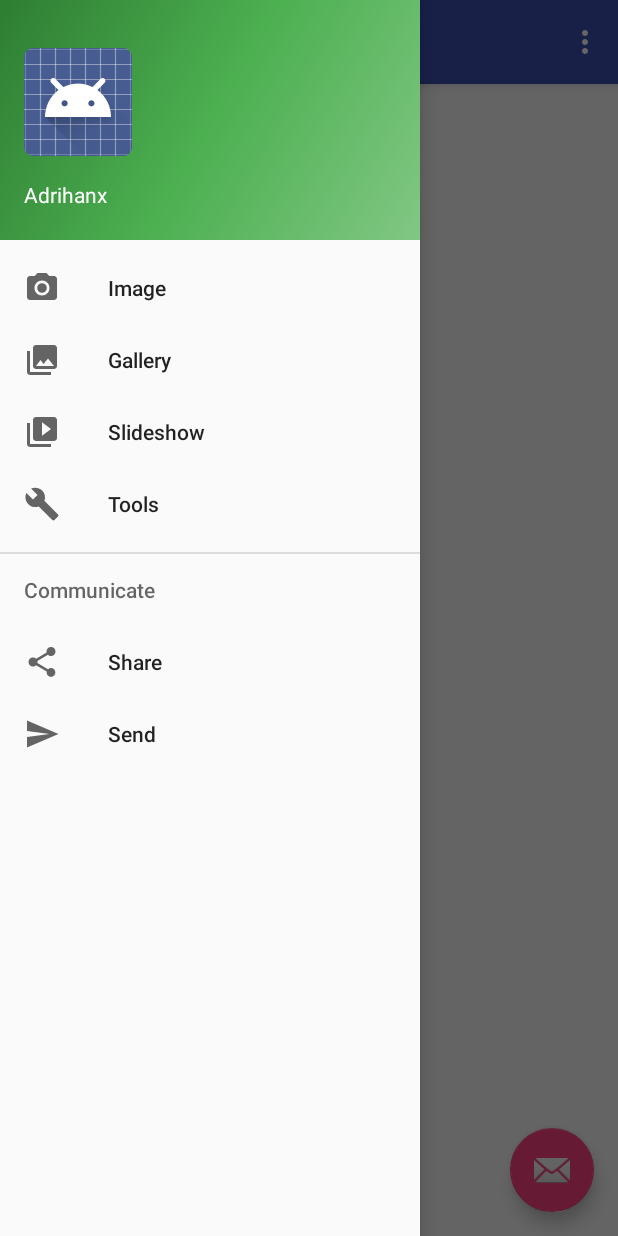
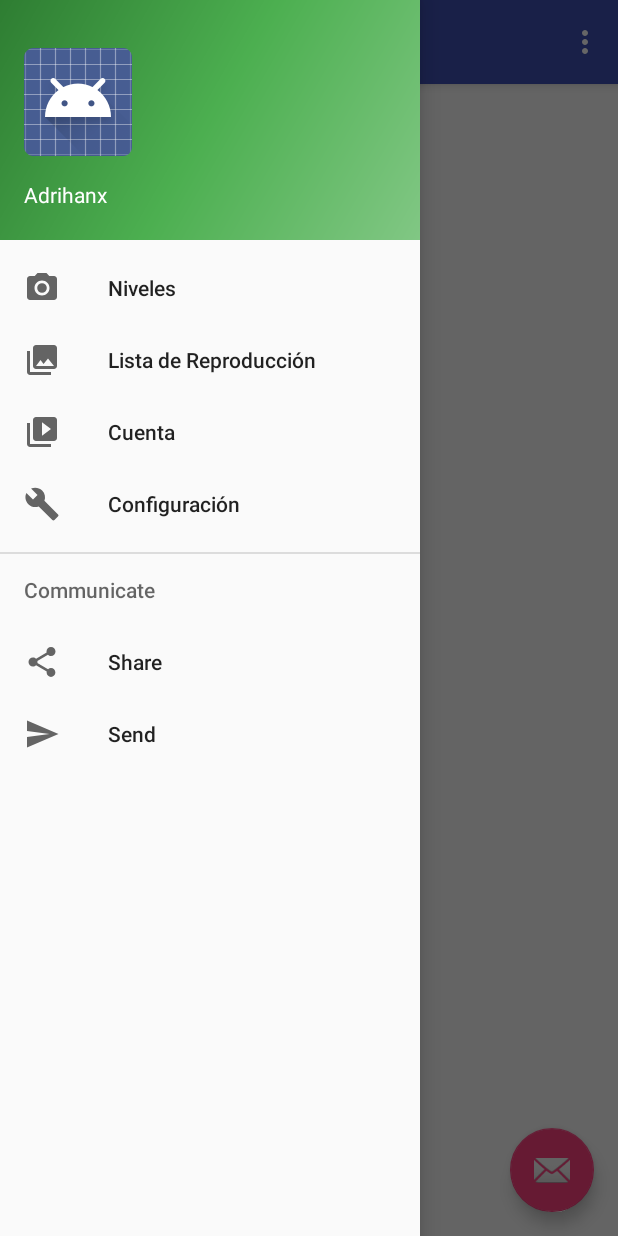
Before and after one commit to Adrihanx/BookRunningAlpha, an Android app: the screen it shows after launch (MainActivity), with the side drawer open, on a phone screen of 412 x 824 dp. Run offline under Robolectric (Android 15) with nearby library versions, the phone set to English and light mode, and no system bars.

Commit message:
AdrxK: Cambio de los nombes del navegador de interfaz

```diff
--- a/app/src/main/res/layout/nav_header_main.xml
+++ b/app/src/main/res/layout/nav_header_main.xml
@@ -23,13 +23,13 @@
         android:layout_width="match_parent"
         android:layout_height="wrap_content"
         android:paddingTop="@dimen/nav_header_vertical_spacing"
-        android:text="Adrihanx"
+        android:text="@string/adrihanx"
         android:textAppearance="@style/TextAppearance.AppCompat.Body1" />
 
     <TextView
         android:id="@+id/textView"
         android:layout_width="wrap_content"
         android:layout_height="wrap_content"
-        android:text="adrihanx@gmail.com" />
+        android:text="@string/adrihanx_gmail_com" />
 
 </LinearLayout>
--- a/app/src/main/res/menu/activity_main_drawer.xml
+++ b/app/src/main/res/menu/activity_main_drawer.xml
@@ -3,21 +3,21 @@
 
     <group android:checkableBehavior="single">
         <item
-            android:id="@+id/nav_camera"
+            android:id="@+id/nav_nivel"
             android:icon="@drawable/ic_menu_camera"
-            android:title="Image" />
+            android:title="Niveles" />
         <item
-            android:id="@+id/nav_gallery"
+            android:id="@+id/nav_playlist"
             android:icon="@drawable/ic_menu_gallery"
-            android:title="Gallery" />
+            android:title="Lista de Reproducción" />
         <item
-            android:id="@+id/nav_slideshow"
+            android:id="@+id/nav_cuenta"
             android:icon="@drawable/ic_menu_slideshow"
-            android:title="Slideshow" />
+            android:title="Cuenta" />
         <item
-            android:id="@+id/nav_manage"
+            android:id="@+id/nav_configuracion"
             android:icon="@drawable/ic_menu_manage"
-            android:title="Tools" />
+            android:title="Configuración" />
     </group>
 
     <item android:title="Communicate">
--- /dev/null
+++ b/app/src/main/res/values-v21/strings.xml
@@ -0,0 +1,4 @@
+<?xml version="1.0" encoding="utf-8"?>
+<resources>
+    <string name="adrihanx">Adrihanx</string>
+</resources>
--- /dev/null
+++ b/app/src/main/res/values-w820dp/strings.xml
@@ -0,0 +1,4 @@
+<?xml version="1.0" encoding="utf-8"?>
+<resources>
+    <string name="adrihanx">Adrihanx</string>
+</resources>
--- a/app/src/main/res/values/strings.xml
+++ b/app/src/main/res/values/strings.xml
@@ -5,4 +5,6 @@
     <string name="navigation_drawer_close">Close navigation drawer</string>
 
     <string name="action_settings">Settings</string>
+    <string name="adrihanx">Adrihanx</string>
+    <string name="adrihanx_gmail_com">adrihanx@gmail.com</string>
 </resources>
```
Also changed, not shown: app/src/main/java/codesiders/bookrunningalpha/MainActivity.java (+4 -6 lines).
